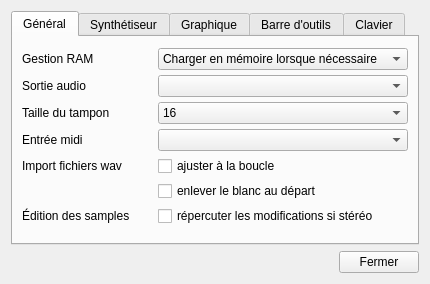
Qt form trunk/gui_divers/config.ui (davy7125/polyphone) before a commit.
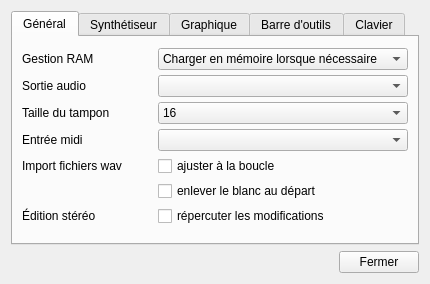
The same form after that commit. Icons and pictures are not drawn. Custom widgets are drawn as their Qt base class.

Commit message: copy / paste in right clic tree menu multiple editing of samples simultaneous editing in table stereo editing in table bug fixed when importing and replacing stereo sample bug fixed when using sample mode 3

Diff of the .ui file:
```diff
--- a/trunk/gui_divers/config.ui
+++ b/trunk/gui_divers/config.ui
@@ -117,14 +117,14 @@
        <item row="6" column="1">
         <widget class="QCheckBox" name="checkRepercussionStereo">
          <property name="text">
-          <string>répercuter les modifications si stéréo</string>
+          <string>répercuter les modifications</string>
          </property>
         </widget>
        </item>
        <item row="6" column="0">
         <widget class="QLabel" name="label_20">
          <property name="text">
-          <string>Édition des samples</string>
+          <string>Édition stéréo</string>
          </property>
         </widget>
        </item>
```
The commit also changes 26 other files.
